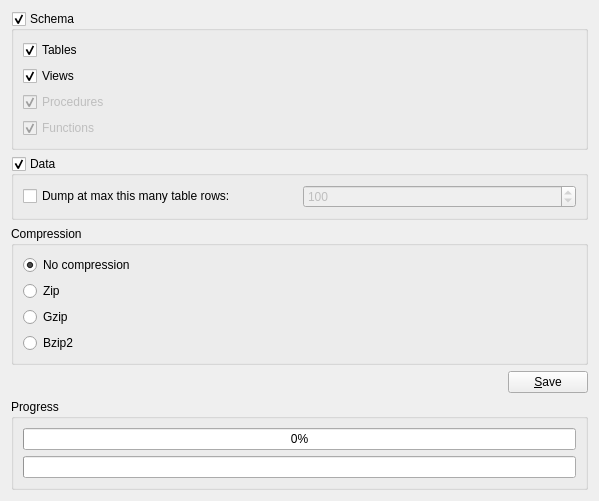
Before: the Qt Designer form sqlantaresia/DumpWidget.ui in mtorromeo/sqlantaresia, drawn with Qt 5.
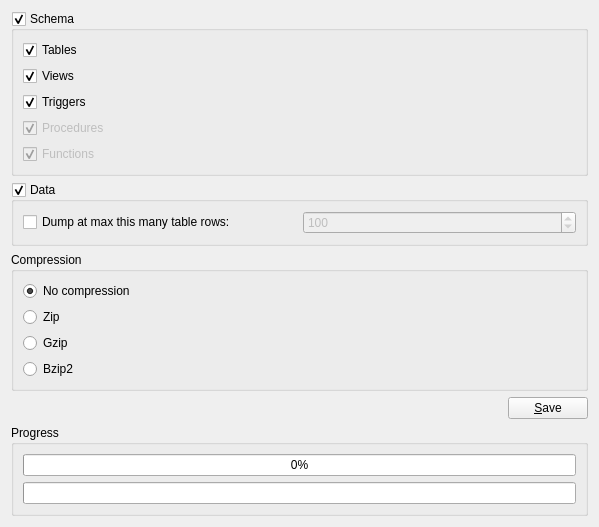
After: the same form once the commit is applied. Icons and pictures are not drawn.

Commit message: Implemented trigger dumps

```diff
--- a/sqlantaresia/DumpWidget.ui
+++ b/sqlantaresia/DumpWidget.ui
@@ -43,6 +43,16 @@
         </property>
        </widget>
       </item>
+      <item>
+       <widget class="QCheckBox" name="chkTriggers">
+        <property name="text">
+         <string>Triggers</string>
+        </property>
+        <property name="checked">
+         <bool>true</bool>
+        </property>
+       </widget>
+      </item>
       <item>
        <widget class="QCheckBox" name="chkProcedures">
         <property name="enabled">
```
The commit also changes 1 other file.
